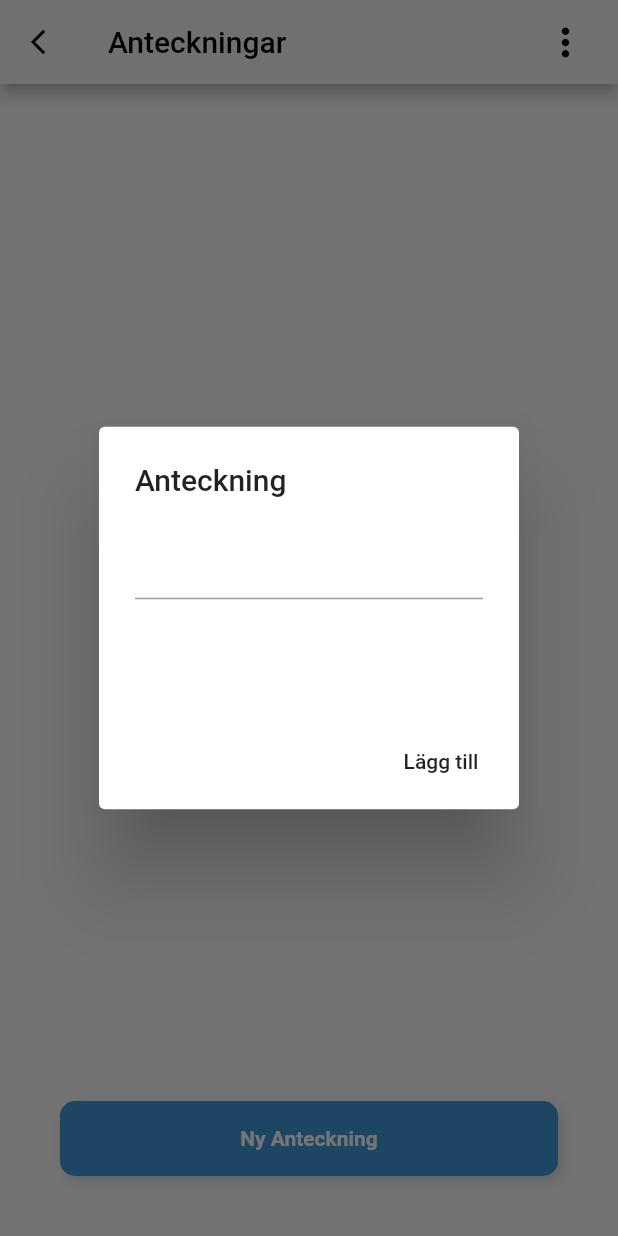
After one commit to CowboyArtist/AgileProject23, a Flutter app: the NotePage screen opened directly, after a tap on "Ny Anteckning", on a phone screen of 412 x 824 dp. The commit adds this screen. Run offline on Flutter 3.47's test engine with Material 2 defaults, Android fonts, the phone set to English and light mode, and no system bars; our stand-ins replace cached_network_image, cloud_firestore, firebase_storage, flutter_image_compress, image_picker, percent_indicator and 1 more; missing offline and left inert: flutter_picker; accounts and stored records are empty.

Commit message:
Added note functionality

```diff
--- a/sjovikvass_app/lib/screens/landing/widgets/objects_list.dart
+++ b/sjovikvass_app/lib/screens/landing/widgets/objects_list.dart
@@ -5,6 +5,7 @@ import 'package:sjovikvass_app/models/stored_object_model.dart';
 import 'package:sjovikvass_app/screens/boatImages/boatImages.dart';
 import 'package:sjovikvass_app/screens/addObject/add_object_screen.dart';
 import 'package:sjovikvass_app/screens/object/object_screen.dart';
+import 'package:sjovikvass_app/screens/objectNotes/object_notes.dart';
 import 'package:sjovikvass_app/screens/workPage/work_page.dart';
 import 'package:sjovikvass_app/services/database_service.dart';
 
@@ -36,8 +37,8 @@ class _ObjectsListState extends State<ObjectsList> {
       onTap: () => Navigator.push(
         context,
         MaterialPageRoute(
-          builder: (_) => ObjectScreen(
-            object: storedObject,
+          builder: (_) => NotePage(
+            inObjectId: storedObject.id,
           ),
         ),
       ),
--- /dev/null
+++ b/sjovikvass_app/lib/screens/objectNotes/object_notes.dart
@@ -0,0 +1,126 @@
+import 'package:flutter/cupertino.dart';
+import 'package:flutter/material.dart';
+import 'package:sjovikvass_app/models/object_note_model.dart';
+import 'package:sjovikvass_app/screens/objectNotes/widgets/note_list_tile_widget.dart';
+import 'package:sjovikvass_app/services/database_service.dart';
+import 'package:sjovikvass_app/styles/commonWidgets/detailAppBar.dart';
+import 'package:sjovikvass_app/styles/my_colors.dart';
+
+class NotePage extends StatefulWidget {
+  final String inObjectId;
+
+  NotePage({
+    this.inObjectId,
+  });
+
+  @override
+  _NotePageState createState() => _NotePageState();
+}
+
+class _NotePageState extends State<NotePage> {
+  _setupObjectNotes() async {
+    int totalNotes = await DatabaseService.getAllObjectNotes(widget.inObjectId);
+  }
+
+  @override
+  void initState() {
+    super.initState();
+    _setupObjectNotes();
+  }
+
+  @override
+  Widget build(BuildContext context) {
+    return Scaffold(
+      appBar: DetailAppBar.buildAppBar('Anteckningar', context),
+      body: Column(
+        children: <Widget>[
+          Expanded(
+            child:
+                //Stream that updates the UI when values in database changes.
+                StreamBuilder(
+                    stream: DatabaseService.getObjectNotes(widget.inObjectId),
+                    builder: (context, snapshot) {
+                      if (!snapshot.hasData) {
+                        return Text('Hämtar data');
+                      }
+                      return ListView.builder(
+                        itemCount: snapshot.data.documents.length,
+                        itemBuilder: (BuildContext context, int index) {
+                          ObjectNote objectNote = ObjectNote.fromDoc(
+                              snapshot.data.documents[index]);
+
+                          return NoteListTile(
+                            inObjectId: widget.inObjectId,
+                            objectNote: objectNote,
+                          );
+                        },
+                      );
+                    }),
+          ),
+        ],
+      ),
+      bottomNavigationBar: GestureDetector(
+        onTap: () => _createNoteDialog(context),
+        child: Container(
+            margin: EdgeInsets.fromLTRB(40.0, 0.0, 40.0, 40.0),
+            padding: EdgeInsets.symmetric(vertical: 16.0),
+            height: 50.0,
+            width: double.infinity,
+            decoration: BoxDecoration(
+                color: MyColors.primary,
+                boxShadow: [
+                  BoxShadow(
+                      color: Colors.black12,
+                      offset: Offset(3, 3),
+                      blurRadius: 5.0)
+                ],
+                borderRadius: BorderRadius.circular(10.0)),
+            child: Center(
+                child: Text(
+              'Ny Anteckning',
+              style:
+                  TextStyle(color: Colors.white, fontWeight: FontWeight.bold),
+            ))),
+      ),
+    );
+  }
+
+  _createNoteDialog(BuildContext buildContext) {
+    TextEditingController noteController = TextEditingController();
+
+    return showDialog(
+        context: buildContext,
+        builder: (buildContext) {
+          return AlertDialog(
+            title: Text("Anteckning"),
+            content: Container(
+              height: 100.0,
+              child: Column(
+                crossAxisAlignment: CrossAxisAlignment.start,
+                children: <Widget>[
+                  TextField(
+                    controller: noteController,
+                  ),
+                ],
+              ),
+            ),
+            actions: <Widget>[
+              MaterialButton(
+                elevation: 5.0,
+                child: Text('Lägg till'),
+                onPressed: () {
+                  Navigator.of(context).pop(noteController.text.toString());
+                  DatabaseService.addNoteToObject(
+                    ObjectNote(
+                      text: noteController.text,
+                    ),
+                    widget.inObjectId,
+                  );
+                  print('tillagd');
+                },
+              )
+            ],
+          );
+        });
+  }
+}
--- a/sjovikvass_app/lib/services/database_service.dart
+++ b/sjovikvass_app/lib/services/database_service.dart
@@ -18,7 +18,7 @@ class DatabaseService {
   static void addNoteToObject(ObjectNote objectNote, String inObjectId) {
     objectNotesRef.document(inObjectId).collection('hasNotes').add({
       'text': objectNote.text,
-      'timestamp': objectNote.timestamp,
+      'timestamp': Timestamp.fromDate(DateTime.now()),
     });
   }
 
```
Also changed, not shown: sjovikvass_app/lib/screens/objectNotes/widgets/note_list_tile_widget.dart (added, +81 -0 lines).
